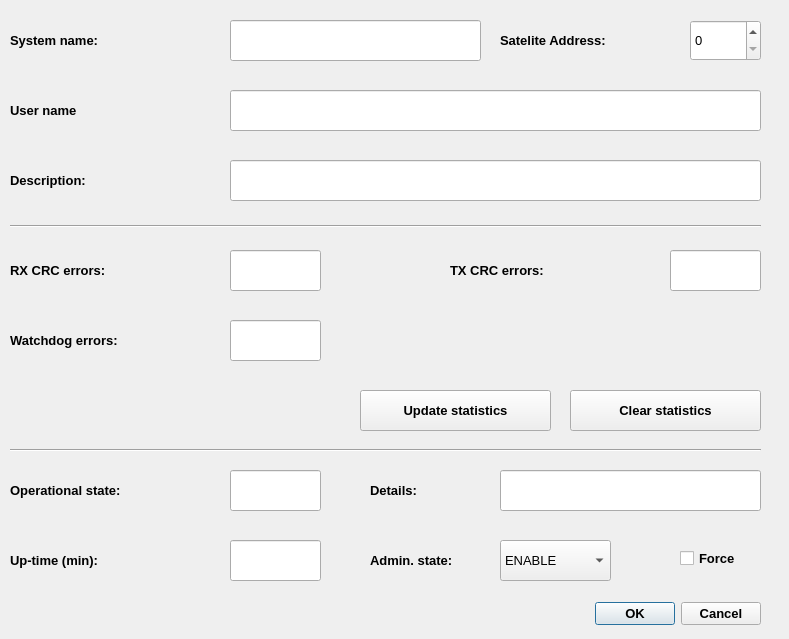
This is server/scripts/myRailIO/ui/Sat_Dialog.ui in jonasbjurel/myRailIO as Qt 5 draws it before an edit. The edited form follows.
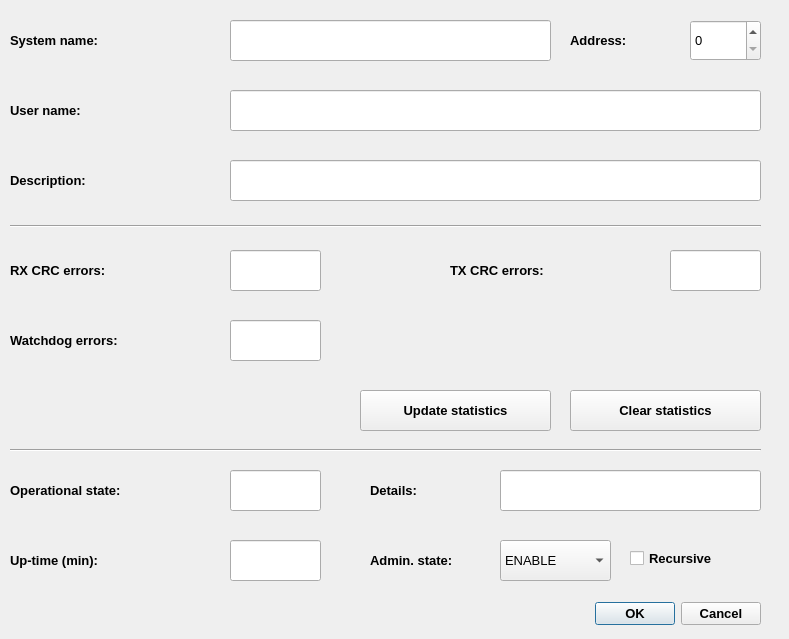
This is the edited form. Icons and pictures are not drawn.

Commit message: Added a user guide - Issue #62

```diff
--- a/server/scripts/myRailIO/ui/Sat_Dialog.ui
+++ b/server/scripts/myRailIO/ui/Sat_Dialog.ui
@@ -121,9 +121,9 @@
   <widget class="QCheckBox" name="adminStateForceCheckBox">
    <property name="geometry">
     <rect>
-     <x>680</x>
+     <x>630</x>
      <y>538</y>
-     <width>91</width>
+     <width>131</width>
      <height>41</height>
     </rect>
    </property>
@@ -138,7 +138,7 @@
     <string>&lt;html&gt;&lt;head/&gt;&lt;body&gt;&lt;p&gt;&lt;span style=&quot; font-weight:400;&quot;&gt;Satelite Force Admin state change - recursively changes admin state of childs&lt;/span&gt;&lt;/p&gt;&lt;/body&gt;&lt;/html&gt;</string>
    </property>
    <property name="text">
-    <string>Force</string>
+    <string>Recursive</string>
    </property>
   </widget>
   <widget class="QLabel" name="label_5">
@@ -258,9 +258,9 @@
   <widget class="QLabel" name="label_10">
    <property name="geometry">
     <rect>
-     <x>500</x>
+     <x>570</x>
      <y>20</y>
-     <width>181</width>
+     <width>111</width>
      <height>41</height>
     </rect>
    </property>
@@ -275,7 +275,7 @@
     <string>&lt;html&gt;&lt;head/&gt;&lt;body&gt;&lt;p&gt;&lt;span style=&quot; font-weight:400;&quot;&gt;Satelite address&lt;/span&gt;&lt;/p&gt;&lt;/body&gt;&lt;/html&gt;</string>
    </property>
    <property name="text">
-    <string>Satelite Address:</string>
+    <string>Address:</string>
    </property>
   </widget>
   <widget class="QLineEdit" name="JMRIDescriptionLineEdit">
@@ -590,7 +590,7 @@
     <rect>
      <x>230</x>
      <y>20</y>
-     <width>251</width>
+     <width>321</width>
      <height>41</height>
     </rect>
    </property>
@@ -629,7 +629,7 @@
     <string>&lt;html&gt;&lt;head/&gt;&lt;body&gt;&lt;p&gt;&lt;span style=&quot; font-size:8pt; font-weight:400;&quot;&gt;Satelite description&lt;/span&gt;&lt;/p&gt;&lt;/body&gt;&lt;/html&gt;</string>
    </property>
    <property name="text">
-    <string>User name</string>
+    <string>User name:</string>
    </property>
   </widget>
   <widget class="QLineEdit" name="JMRIUserNameLineEdit">
```
Left out of the diff: 71 changed lines with no effect on the pictures. The commit also changes 48 other files.
